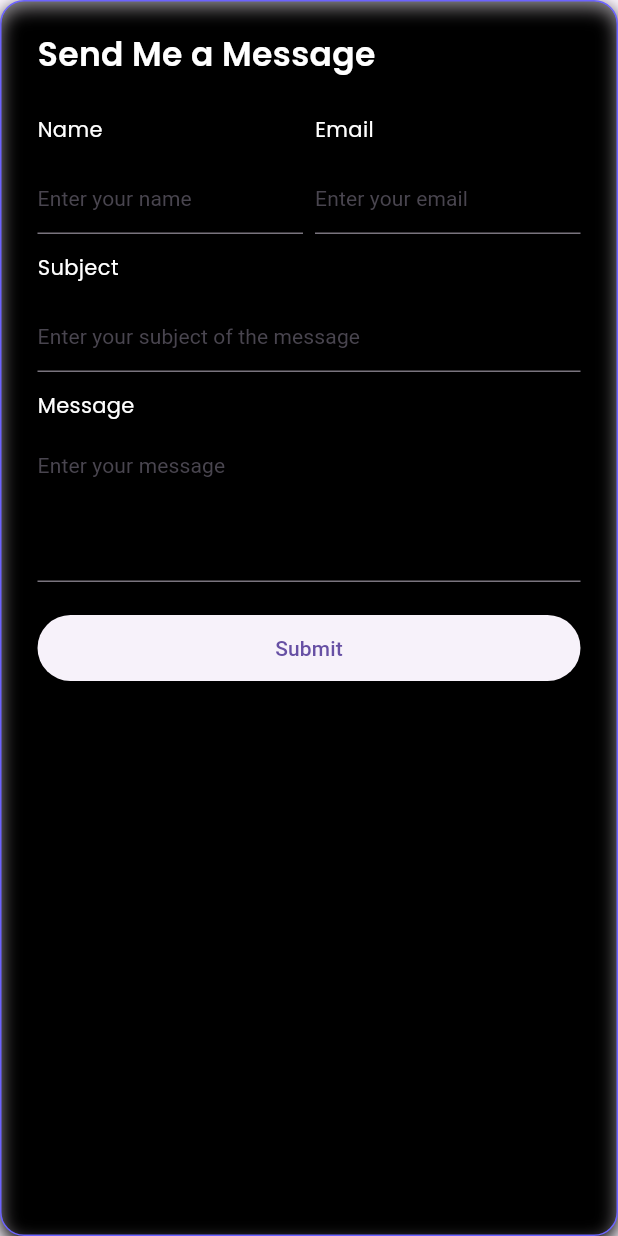
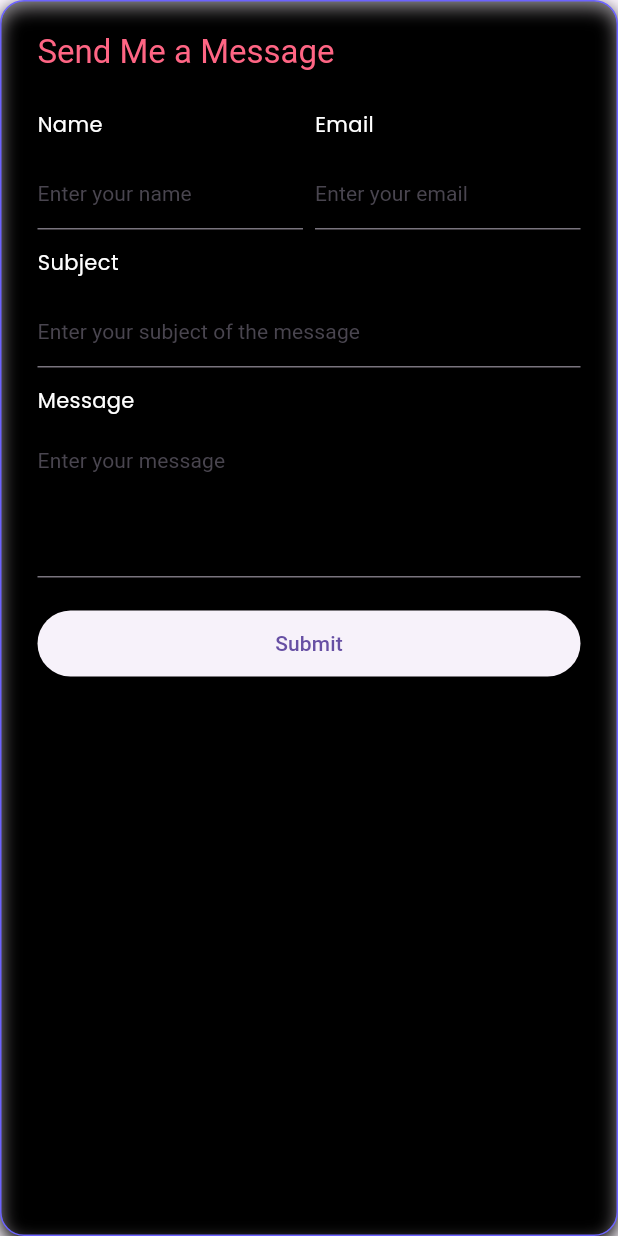
Before and after one commit to mirzamahmud/portfolio-website, a Flutter app: the ContactForm widget shown alone on an empty page, opened directly with empty values, on a phone screen of 412 x 824 dp. Run offline on Flutter 3.47's test engine with Material 3 defaults, Android fonts, the phone set to English and light mode, and no system bars; drawn by our look-alikes of flutter_animate; our stand-ins replace animated_text_kit, cloud_firestore, firebase_core, font_awesome_flutter, get, google_fonts and 1 more; accounts and stored records are empty; network calls fail.

Commit message:
change_contact_form_section_title_color

```diff
--- a/lib/views/web_view/contact/contact_section.dart
+++ b/lib/views/web_view/contact/contact_section.dart
@@ -14,7 +14,6 @@ class ContactSection extends GetView<ContactSectionController> {
       children: [
         SectionTitle(title: 'Contact Me', subtitle: 'Get In Touch'),
         Row(
-          crossAxisAlignment: CrossAxisAlignment.start,
           children: [
             Expanded(flex: 5, child: ContactInfo()),
             const SizedBox(width: 40),
--- a/lib/views/web_view/contact/inner_widget/contact_form.dart
+++ b/lib/views/web_view/contact/inner_widget/contact_form.dart
@@ -3,7 +3,6 @@ import 'package:flutter_animate/flutter_animate.dart';
 import 'package:get/get.dart';
 import 'package:portfolio_website/constants/extensions/app_spacing_extension.dart';
 import 'package:portfolio_website/utils/color/app_colors.dart';
-import 'package:portfolio_website/utils/style/app_text_style.dart';
 import 'package:portfolio_website/views/web_view/contact/controller/contact_section_controller.dart';
 import 'package:portfolio_website/widgets/button/custom_elevated_button.dart';
 import 'package:portfolio_website/widgets/button/custom_loading_button.dart';
@@ -36,7 +35,9 @@ class ContactForm extends StatelessWidget {
           children: [
             Text(
                   "Send Me a Message",
-                  style: AppTextStyle.titleLarge.copyWith(color: WHITE_COLOR),
+                  style: Theme.of(
+                    context,
+                  ).textTheme.titleLarge?.copyWith(color: SECONDARY_COLOR),
                 )
                 .animate()
                 .fadeIn(duration: 600.ms, delay: 100.ms)
```
